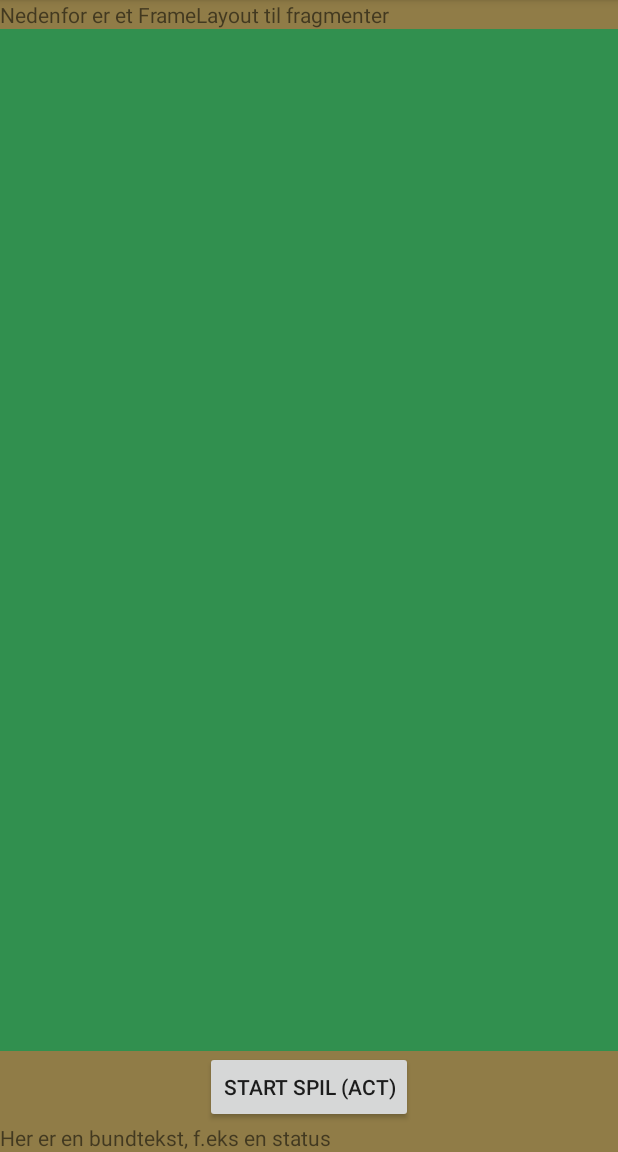
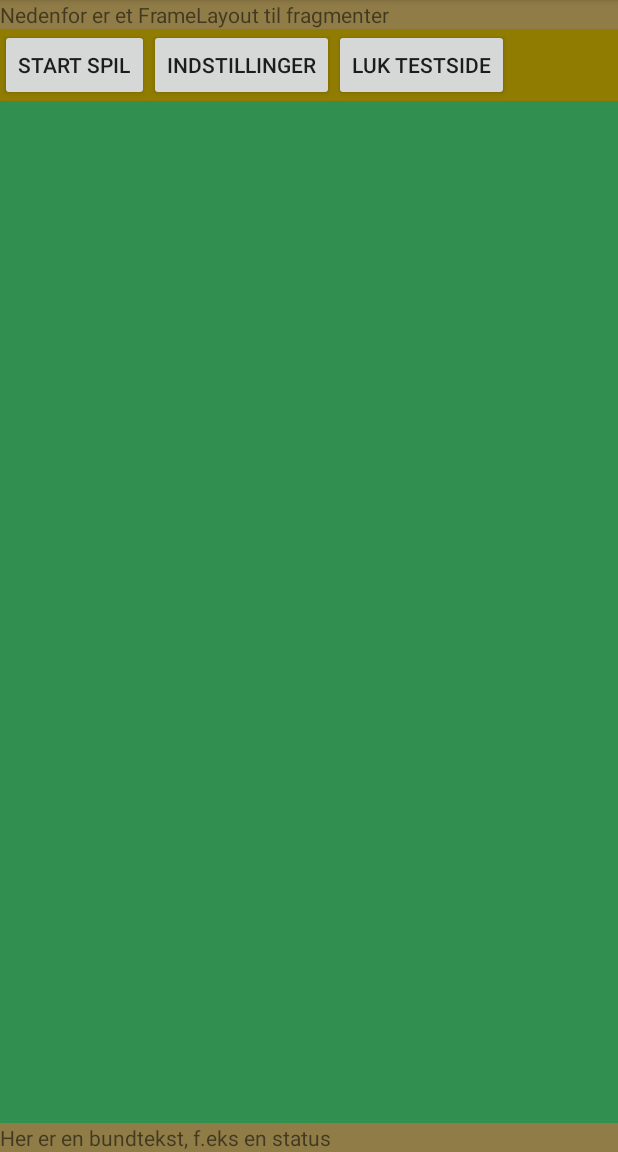
Before and after one commit to jma73/Galgeleg, an Android app: the screen it shows after launch (ForsideActivity), on a phone screen of 412 x 824 dp, the part 84-1236 px from its top. Run offline under Robolectric (Android 15) with nearby library versions, the phone set to English and light mode, and no system bars.

```diff
--- a/app/src/main/res/layout/activity_forside2.xml
+++ b/app/src/main/res/layout/activity_forside2.xml
@@ -10,6 +10,30 @@
         android:layout_height="wrap_content"
         android:text="Nedenfor er et FrameLayout til fragmenter"/>
 
+    <LinearLayout xmlns:android="http://schemas.android.com/apk/res/android"
+        android:orientation="horizontal" android:layout_width="match_parent"
+        android:background="#907c00"
+        android:layout_height="wrap_content">
+    <Button
+        android:layout_width="wrap_content"
+        android:layout_height="wrap_content"
+        android:text="Start Spil"
+        android:id="@+id/buttonStartSpil"
+        android:layout_gravity="center_horizontal|left" />
+    <Button
+        android:layout_width="wrap_content"
+        android:layout_height="wrap_content"
+        android:text="Indstillinger"
+        android:id="@+id/buttonForside"
+        android:layout_gravity="center_horizontal|right" />
+        <Button
+            android:layout_width="wrap_content"
+            android:layout_height="wrap_content"
+            android:text="Luk testside"
+            android:id="@+id/buttonForsideLuk"
+            android:layout_gravity="center_horizontal|right" />
+</LinearLayout>
+
     <FrameLayout
         android:id="@+id/fragmentindhold"
         android:layout_width="match_parent"
@@ -17,12 +41,6 @@
         android:background="#31904f"
         android:layout_weight="1"/>
 
-    <Button
-        android:layout_width="wrap_content"
-        android:layout_height="wrap_content"
-        android:text="Start Spil (Act)"
-        android:id="@+id/buttonStartSpil"
-        android:layout_gravity="center_horizontal|top" />
 
 
     <TextView
```
Also changed, not shown: app/src/main/java/dk/jpeace/jan/galgeleg/ForsideActivity.java (+65 -2 lines), 1 other file.
